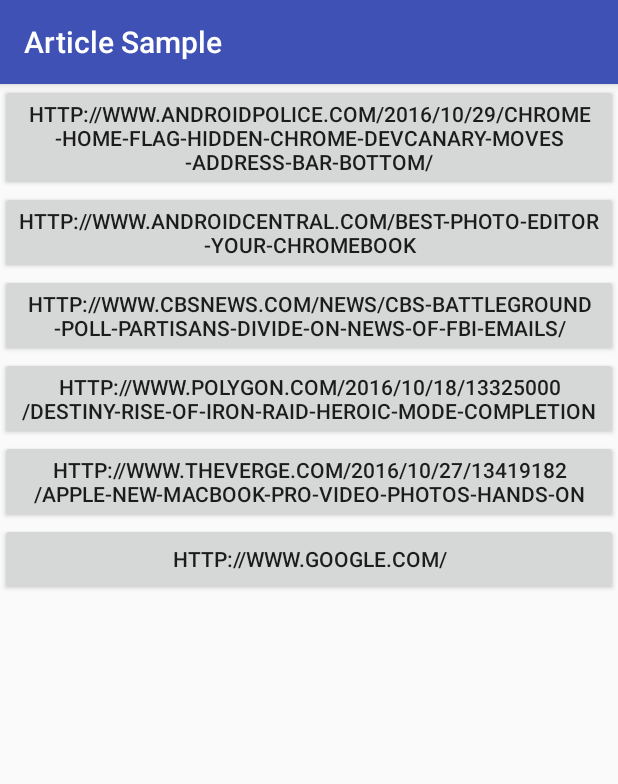
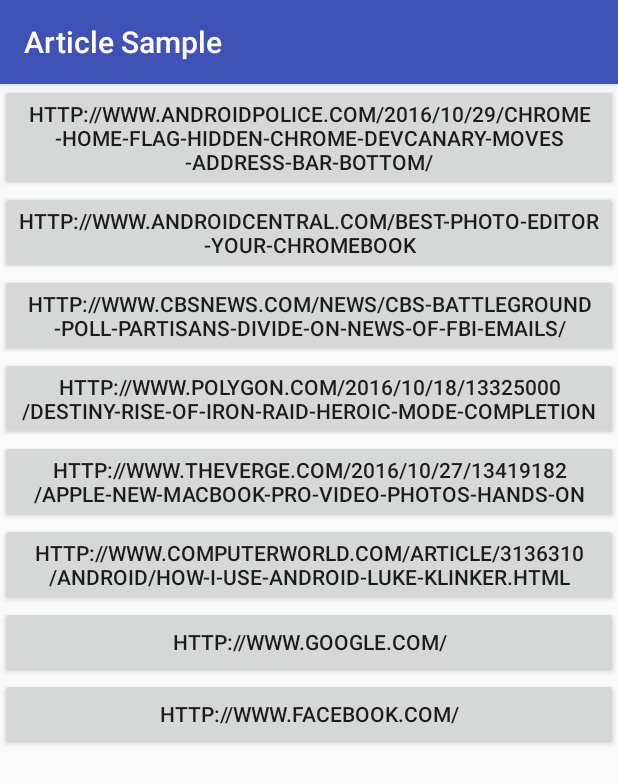
Before and after one commit to klinker41/article-android, an Android app: the screen it shows after launch (SampleActivity), on a phone screen of 412 x 824 dp. Shown: the top 784 px of the screen. Run offline under Robolectric (Android 15) with nearby library versions, the phone set to English and light mode, and no system bars.

Commit message:
add a few more examples to sample

```diff
--- a/library/src/main/java/xyz/klinker/android/article/ArticleActivity.java
+++ b/library/src/main/java/xyz/klinker/android/article/ArticleActivity.java
@@ -79,7 +79,7 @@ public class ArticleActivity extends AppCompatActivity implements ArticleLoadedL
             if (element.tagName().equals("img") && element.attr("src") != null) {
                 Log.v(TAG, element.attr("src"));
             } else if (element.hasText()) {
-                Log.v(TAG, element.tagName() + ": " + element.text());
+                Log.v(TAG, element.tagName() + ": " + element.html());
             }
         }
     }
--- a/sample/src/main/java/xyz/klinker/article/SampleActivity.java
+++ b/sample/src/main/java/xyz/klinker/article/SampleActivity.java
@@ -37,6 +37,8 @@ public class SampleActivity extends AppCompatActivity {
         final Button link4 = (Button) findViewById(R.id.link4);
         final Button link5 = (Button) findViewById(R.id.link5);
         final Button link6 = (Button) findViewById(R.id.link6);
+        final Button link7 = (Button) findViewById(R.id.link7);
+        final Button link8 = (Button) findViewById(R.id.link8);
 
         link1.setOnClickListener(new View.OnClickListener() {
             @Override
@@ -79,6 +81,20 @@ public class SampleActivity extends AppCompatActivity {
                 openArticle(link6.getText().toString());
             }
         });
+
+        link7.setOnClickListener(new View.OnClickListener() {
+            @Override
+            public void onClick(View view) {
+                openArticle(link7.getText().toString());
+            }
+        });
+
+        link8.setOnClickListener(new View.OnClickListener() {
+            @Override
+            public void onClick(View view) {
+                openArticle(link8.getText().toString());
+            }
+        });
     }
 
     private void openArticle(String url) {
--- a/sample/src/main/res/layout/activity_main.xml
+++ b/sample/src/main/res/layout/activity_main.xml
@@ -16,10 +16,14 @@
   ~ limitations under the License.
   -->
 
-<LinearLayout xmlns:android="http://schemas.android.com/apk/res/android"
+<ScrollView xmlns:android="http://schemas.android.com/apk/res/android"
+    android:layout_width="match_parent"
+    android:layout_height="match_parent">
+
+    <LinearLayout
         android:orientation="vertical"
         android:layout_width="match_parent"
-    android:layout_height="match_parent">
+        android:layout_height="wrap_content">
 
         <Button
             android:layout_width="match_parent"
@@ -57,4 +61,18 @@
             android:id="@+id/link6"
             android:text="@string/link6"/>
 
+        <Button
+            android:layout_width="match_parent"
+            android:layout_height="wrap_content"
+            android:id="@+id/link7"
+            android:text="@string/link7"/>
+
+        <Button
+            android:layout_width="match_parent"
+            android:layout_height="wrap_content"
+            android:id="@+id/link8"
+            android:text="@string/link8"/>
+
     </LinearLayout>
+
+</ScrollView>
--- a/sample/src/main/res/values/strings.xml
+++ b/sample/src/main/res/values/strings.xml
@@ -22,6 +22,8 @@
     <string name="link3">http://www.cbsnews.com/news/cbs-battleground-poll-partisans-divide-on-news-of-fbi-emails/</string>
     <string name="link4">http://www.polygon.com/2016/10/18/13325000/destiny-rise-of-iron-raid-heroic-mode-completion</string>
     <string name="link5">http://www.theverge.com/2016/10/27/13419182/apple-new-macbook-pro-video-photos-hands-on</string>
-    <string name="link6">http://www.google.com/</string>
+    <string name="link6">http://www.computerworld.com/article/3136310/android/how-i-use-android-luke-klinker.html</string>
+    <string name="link7">http://www.google.com/</string>
+    <string name="link8">http://www.facebook.com/</string>
 
 </resources>
```
Lines whose indentation alone changed are shown as unchanged.
